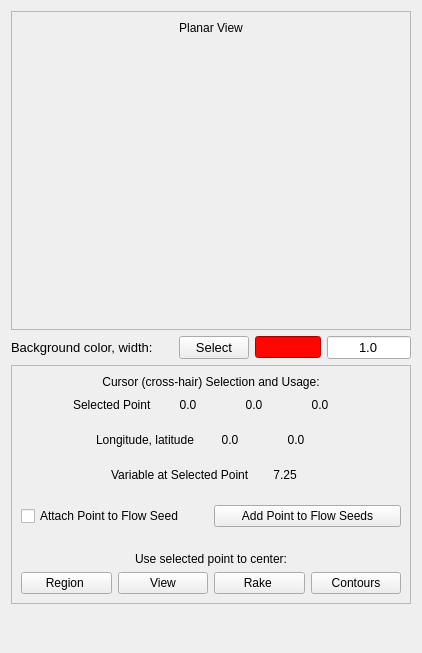
This is apps/vaporgui/guis/ui/contourImage.ui in yyr/vapor as Qt 5 draws it before an edit. The edited form follows.
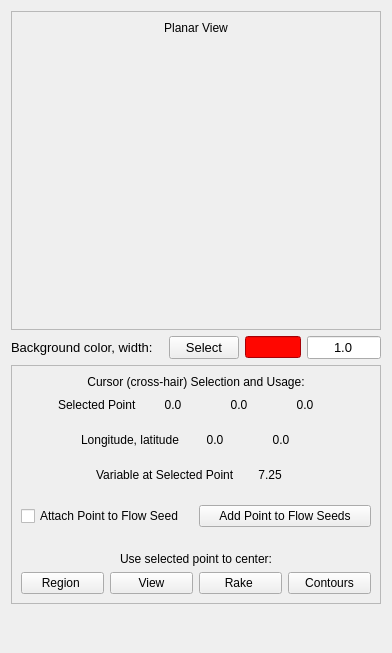
This is the edited form. Custom widgets are drawn as their Qt base class.

What changed in the file:
```diff
--- a/apps/vaporgui/guis/ui/contourImage.ui
+++ b/apps/vaporgui/guis/ui/contourImage.ui
@@ -6,7 +6,7 @@
    <rect>
     <x>0</x>
     <y>0</y>
-    <width>422</width>
+    <width>392</width>
     <height>653</height>
    </rect>
   </property>
@@ -50,7 +50,7 @@
             </property>
             <property name="minimumSize">
              <size>
-              <width>380</width>
+              <width>350</width>
               <height>261</height>
              </size>
             </property>
```
